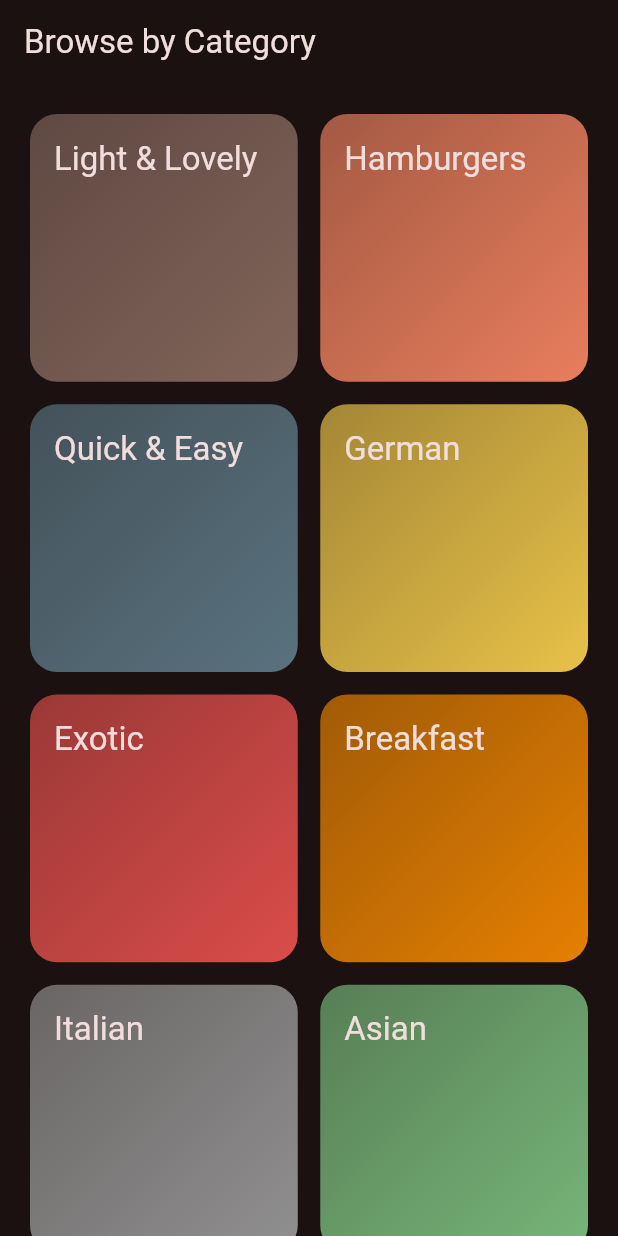
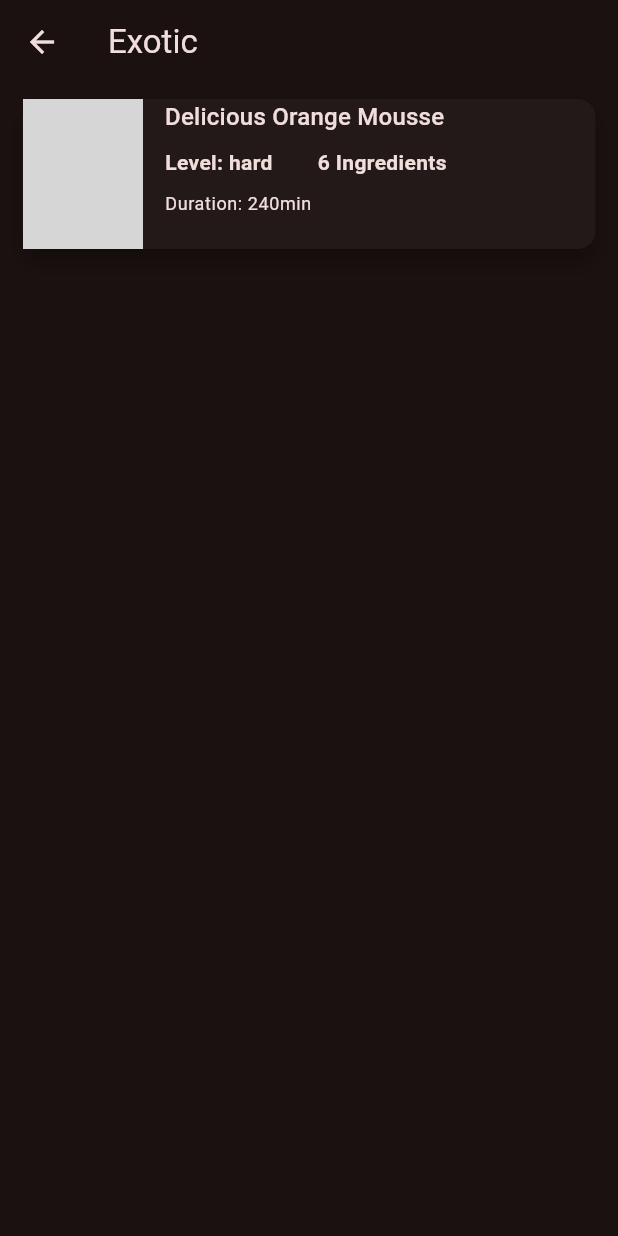
Before and after one commit to nadiahylary/meals_app, a Flutter app: the screen it shows after launch, after a tap on "Exotic", on a phone screen of 412 x 824 dp. Run offline on Flutter 3.47's test engine with Material 2 defaults, Android fonts, the phone set to English and light mode, and no system bars; our stand-ins replace google_fonts; Roboto replaces fonts that are missing (Ubuntu); grey boxes are pictures that could not be loaded.

Commit message:
meals by category

```diff
--- a/lib/data/category_data.dart
+++ /dev/null
@@ -1,58 +0,0 @@
-import 'package:flutter/material.dart';
-import '../models/category.dart';
-
-final availableCategories = [
-
-  Category(
-    id: 'c5',
-    title: 'Light & Lovely',
-    color: Colors.brown[400]!,
-  ),
-
-  Category(
-    id: 'c3',
-    title: 'Hamburgers',
-    color: Colors.deepOrange[300]!,
-  ),
-  Category(
-    id: 'c2',
-    title: 'Quick & Easy',
-    color: Colors.blueGrey[500]!,
-  ),
-  Category(
-    id: 'c4',
-    title: 'German',
-    color: Colors.amber[300]!,
-  ),
-
-  Category(
-    id: 'c6',
-    title: 'Exotic',
-    color: Colors.red[400]!,
-  ),
-  Category(
-    id: 'c7',
-    title: 'Breakfast',
-    color: Colors.orange[600]!,
-  ),
-  const Category(
-    id: 'c1',
-    title: 'Italian',
-    color: Colors.grey,
-  ),
-  Category(
-    id: 'c8',
-    title: 'Asian',
-    color: Colors.green[300]!,
-  ),
-  Category(
-    id: 'c9',
-    title: 'French',
-    color: Colors.pink[300]!,
-  ),
-  const Category(
-    id: 'c10',
-    title: 'Summer',
-    color: Colors.teal,
-  ),
-];
--- a/lib/main.dart
+++ b/lib/main.dart
@@ -13,6 +13,7 @@ final theme = ThemeData(
     textTheme: GoogleFonts.ubuntuTextTheme()
 );
 
+
 class MyApp extends StatelessWidget {
   const MyApp({super.key});
 
@@ -23,7 +24,7 @@ class MyApp extends StatelessWidget {
       debugShowCheckedModeBanner: false,
       title: 'Mi Comida',
       theme: theme,
-      home: const CategoriesScreen(),//todo
+      home: const CategoriesScreen(),
     );
   }
 }
--- /dev/null
+++ b/lib/models/meal.dart
@@ -0,0 +1,44 @@
+enum Complexity {
+  simple,
+  challenging,
+  hard,
+}
+
+enum Affordability {
+  affordable,
+  pricey,
+  luxurious,
+}
+
+class Meal {
+  final String id;
+  final List<String> categories;
+  final String title;
+  final String imageUrl;
+  final List<String> ingredients;
+  final List<String> steps;
+  final int duration;
+  final Complexity complexity;
+  final Affordability affordability;
+  final bool isGlutenFree;
+  final bool isLactoseFree;
+  final bool isVegan;
+  final bool isVegetarian;
+
+  const Meal({
+    required this.id,
+    required this.categories,
+    required this.title,
+    required this.imageUrl,
+    required this.ingredients,
+    required this.steps,
+    required this.duration,
+    required this.complexity,
+    required this.affordability,
+    required this.isGlutenFree,
+    required this.isLactoseFree,
+    required this.isVegan,
+    required this.isVegetarian
+  });
+
+}
--- a/lib/screens/categories_screen.dart
+++ b/lib/screens/categories_screen.dart
@@ -1,9 +1,24 @@
 import 'package:flutter/material.dart';
-import 'package:meals_app/data/category_data.dart';
+import 'package:meals_app/data/random_data.dart';
 import 'package:meals_app/widgets/category_grid_item.dart';
+
+import '../models/category.dart';
+import 'meals_screen.dart';
 
 class CategoriesScreen extends StatelessWidget {
   const CategoriesScreen({Key? key}) : super(key: key);
+
+  void _selectCategory(BuildContext context, Category category) {
+    final mealsByCategory = availableMeals.where((meal) => meal.categories.contains(category.id)).toList();
+    //OR: Navigator.of(context).push(route);
+    Navigator.push(
+        context,
+        MaterialPageRoute(
+            builder: (ctx) => MealsScreen(
+                categoryTitle: category.title, meals: mealsByCategory)
+        )
+    );
+  }
 
   @override
   Widget build(BuildContext context) {
@@ -19,15 +34,19 @@ class CategoriesScreen extends StatelessWidget {
           //todo note: number of grids on the horizontal axis, ie crossAxis
           crossAxisCount: 2,
           //todo note: size of a tile in terms of width/height ratio. Eg a childAspectRatio = 1 will give us square tiles(width = height)
-          childAspectRatio: 3/3,
+          childAspectRatio: 3 / 3,
           crossAxisSpacing: 15,
           mainAxisSpacing: 15,
         ),
         children: [
-          for(final category in availableCategories)
-            CategoryGridItem(category: category),
+          for (final category in availableCategories)
+            CategoryGridItem(
+                category: category,
+                onSelectCategory: () {
+                  _selectCategory(context, category);
+                }),
           //todo other method:
-           /*...availableCategories.map((element) {
+          /*...availableCategories.map((element) {
             return CategoryGridItem(category: element);
           }).toList(),*/
         ],
--- /dev/null
+++ b/lib/screens/meals_screen.dart
@@ -0,0 +1,126 @@
+import 'package:flutter/material.dart';
+
+import '../models/meal.dart';
+
+class MealsScreen extends StatelessWidget {
+  const MealsScreen({Key? key, required this.categoryTitle, required this.meals}) : super(key: key);
+
+  final String categoryTitle;
+  final List<Meal> meals;
+
+  @override
+  Widget build(BuildContext context) {
+    Widget content = ListView.builder(itemBuilder: (ctx, index){
+      return Card(
+        margin: const EdgeInsets.symmetric(vertical: 10, horizontal: 15),
+        elevation: 5,
+        child: Row(
+          mainAxisAlignment: MainAxisAlignment.start,
+          crossAxisAlignment: CrossAxisAlignment.start,
+          children: [
+            Container(
+                decoration: BoxDecoration(
+                    borderRadius: BorderRadius.circular(5)
+                ),
+                height: 100,
+                width: 80,
+                child: Image.asset(meals[index].imageUrl)
+              //(meals[index].imageUrl, fit: BoxFit.cover,)
+            ),
+            const SizedBox(
+              width: 15,
+            ),
+            Column(
+              crossAxisAlignment: CrossAxisAlignment.start,
+              children: [
+                FittedBox(
+                  fit: BoxFit.scaleDown,
+                  child: Text(meals[index].title,
+                    style: Theme.of(context).textTheme.titleMedium!.copyWith(
+                      color: Theme.of(context).colorScheme.onBackground,
+                    ),
+                  ),
+                ),
+                const SizedBox(
+                  height: 8,
+                ),
+                Row(
+                  children: [
+                    Text(
+                        "Level: ${meals[index].complexity.name}",
+                      style: Theme.of(context).textTheme.bodyMedium!.copyWith(
+                          color: Theme.of(context).colorScheme.onBackground,
+                          fontWeight: FontWeight.w600
+                      ),
+                    ),
+                    const SizedBox(
+                      width: 30,
+                    ),
+                    Text("${meals[index].ingredients.length} Ingredients",
+                      style: Theme.of(context).textTheme.bodyMedium!.copyWith(
+                          color: Theme.of(context).colorScheme.onBackground,
+                          fontWeight: FontWeight.w600
+                      ),
+                    ),
+                  ],
+                ),
+                const SizedBox(
+                  height: 10,
+                ),
+                Text("Duration: ${meals[index].duration}min",
+                  style: Theme.of(context).textTheme.bodySmall!.copyWith(
+                    color: Theme.of(context).colorScheme.onBackground,
+                  ),
+                )
+              ],
+            )
+          ],
+        ),
+      );
+    },
+      itemCount: meals.length,);
+
+    if(meals.isEmpty){
+      content = Center(
+        child: Column(
+          mainAxisSize: MainAxisSize.min,
+          children: <Widget>[
+            Container(
+              height: 200,
+              margin: const EdgeInsets.only(top: 30),
+              child: Image.asset(
+                "assets/images/empty_plate.jfif",
+                fit: BoxFit.cover,
+              ),
+            ),
+            const SizedBox(
+              height: 20,
+            ),
+            Text(
+              "uh oh...No meals here yet!.",
+              style: Theme.of(context).textTheme.headlineLarge!.copyWith(
+                color: Theme.of(context).colorScheme.onBackground,
+              ),
+            ),
+            const SizedBox(
+              height: 15,
+            ),
+            Text(
+              "Try Selecting a different category",
+              style: Theme.of(context).textTheme.bodyLarge!.copyWith(
+                color: Theme.of(context).colorScheme.onBackground,
+              ),
+            ),
+          ],
+        ),
+      );
+    }
+
+    return Scaffold(
+      appBar: AppBar(
+        title: Text(categoryTitle),
+      ),
+      body: content,
+    );
+  }
+}
--- a/lib/widgets/category_grid_item.dart
+++ b/lib/widgets/category_grid_item.dart
@@ -1,16 +1,18 @@
 import 'package:flutter/material.dart';
 import 'package:google_fonts/google_fonts.dart';
+import 'package:meals_app/screens/meals_screen.dart';
 
 import '../models/category.dart';
 
 class CategoryGridItem extends StatelessWidget {
-  const CategoryGridItem({Key? key, required this.category}) : super(key: key);
+  const CategoryGridItem({Key? key, required this.category, required this.onSelectCategory}) : super(key: key);
   final Category category;
+  final void Function() onSelectCategory;
 
   @override
   Widget build(BuildContext context) {
     return InkWell(
-      onTap: (){},
+      onTap: onSelectCategory,
       splashColor: Theme.of(context).primaryColor,
       borderRadius: BorderRadius.circular(18),
       child: Container(
--- a/pubspec.yaml
+++ b/pubspec.yaml
@@ -61,8 +61,8 @@ flutter:
   uses-material-design: true
 
   # To add assets to your application, add an assets section, like this:
-  # assets:
-  #   - images/a_dot_burr.jpeg
+  assets:
+     - assets/images/empty_plate.jfif
   #   - images/a_dot_ham.jpeg
 
   # An image asset can refer to one or more resolution-specific "variants", see
```
Also changed, not shown: lib/data/random_data.dart (added, +410 -0 lines).
